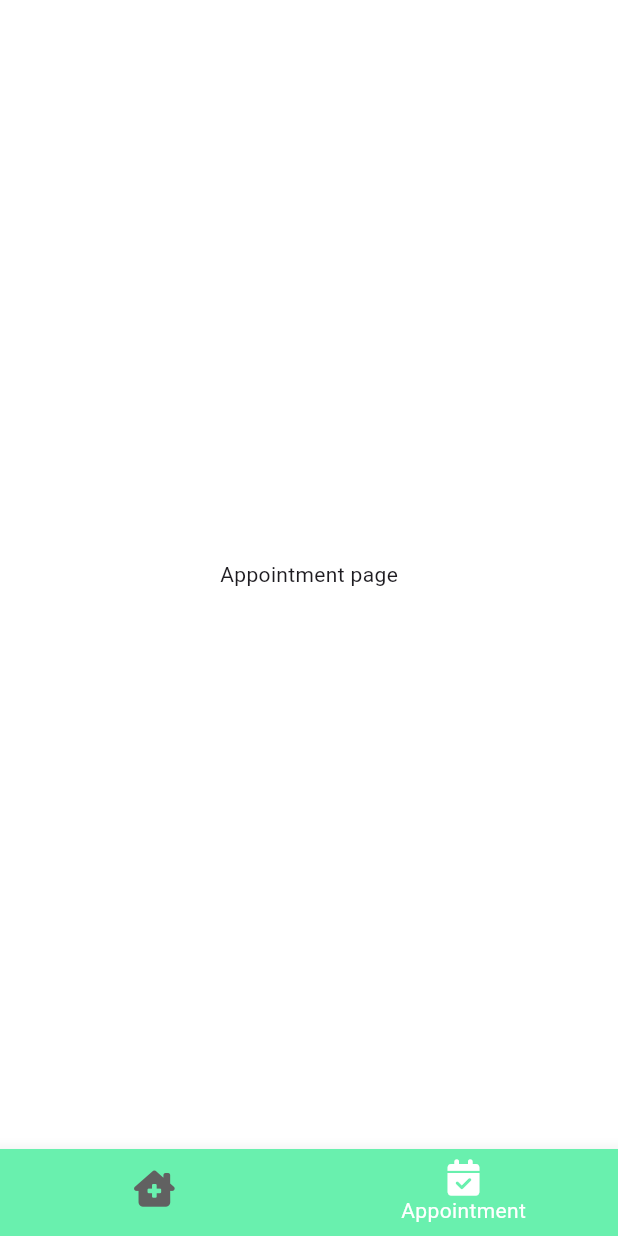
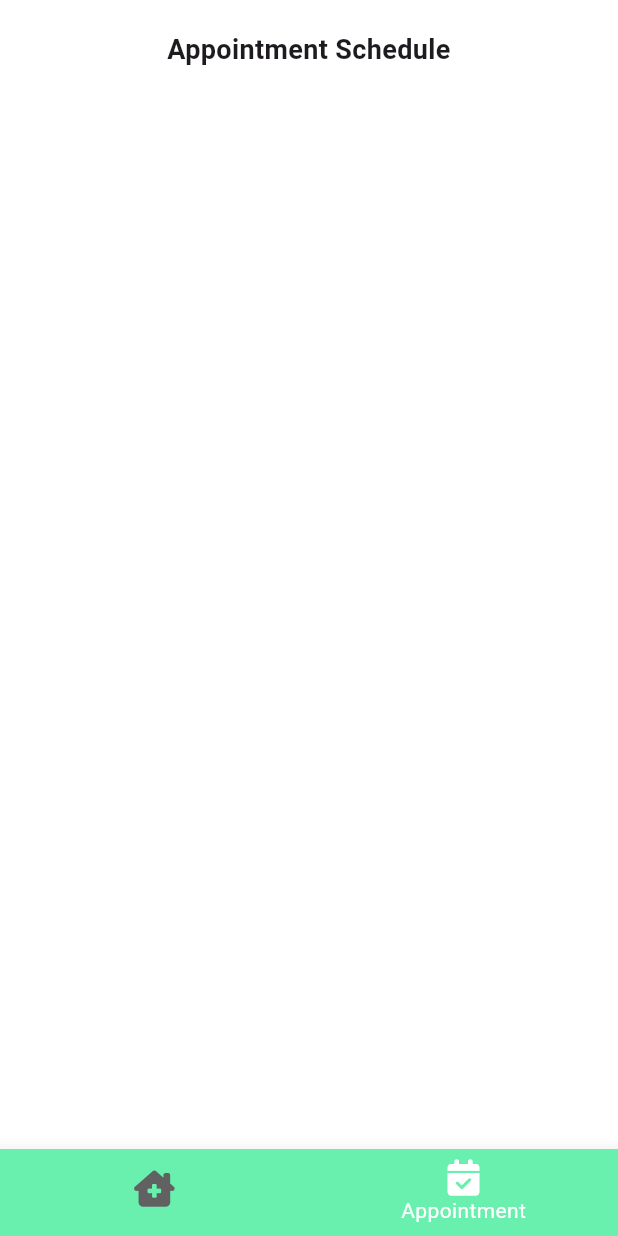
Before and after one commit to natanmuletahunde/DR-Apponitment_app, a Flutter app: the MainLayout screen opened by its route, swiped to page 2, on a phone screen of 412 x 824 dp. Run offline on Flutter 3.47's test engine with Material 3 defaults, Android fonts, the phone set to English and light mode, and no system bars; our stand-ins replace font_awesome_flutter.

Commit message:
make the filtered schedules

```diff
--- a/lib/screens/appointment_page.dart
+++ b/lib/screens/appointment_page.dart
@@ -7,7 +7,7 @@ class AppointmentPage extends StatefulWidget {
   State<AppointmentPage> createState() => _AppointmentPageState();
 }
 
-enum FilterStatus { upcoming, complete,cancel}
+enum FilterStatus { upcoming, complete, cancel }
 
 class _AppointmentPageState extends State<AppointmentPage> {
   FilterStatus status = FilterStatus.upcoming;
@@ -17,35 +17,60 @@ class _AppointmentPageState extends State<AppointmentPage> {
       "doctor_name": "Richard Tan",
       "doctor_profile": "assets/doctor2.jpg",
       "category": "Dental",
-    "status":"upcoming"
+      "status": "upcoming"
     },
     {
       "doctor_name": "Max Lim",
       "doctor_profile": "assets/doctor3.jpg",
       "category": "Cardiology",
-    "status":"complete"
+      "status": "complete"
     },
     {
       "doctor_name": "Jane Wong",
       "doctor_profile": "assets/doctor4.jpg",
       "category": "Respiration",
-    "status":""
+      "status": ""
     },
     {
       "doctor_name": "Jenny Song",
       "doctor_profile": "assets/doctor5.jpg",
       "category": "General",
-    "status":"cancel"
+      "status": "cancel"
     },
-
   ];
 
   @override
   Widget build(BuildContext context) {
-    // return  filtered appointment
-    // lets create schedule infom
-    return const  Center(
-      child: Text('Appointment page'),
+    // Filtered appointment schedules
+    List<Map<String, String>> filteredSchedules = schedules.where((schedule) {
+      switch (schedule['status']) {
+        case 'upcoming':
+          return status == FilterStatus.upcoming;
+        case 'complete':
+          return status == FilterStatus.complete;
+        case 'cancel':
+          return status == FilterStatus.cancel;
+        default:
+          return false;
+      }
+    }).toList();
+
+    return const SafeArea(child:
+    Padding(padding: EdgeInsets.only(left: 20,top: 20,right: 20),
+    child: Column(
+      crossAxisAlignment: CrossAxisAlignment.stretch,
+      children: [
+        const Text(
+          'Appointment Schedule',
+          textAlign: TextAlign.center,
+          style: TextStyle(
+            fontSize: 18,
+            fontWeight: FontWeight.bold,
+          ),
+        )
+      ],
+    ),
+    ),
     );
   }
 }
```
Lines whose indentation alone changed are shown as unchanged.
